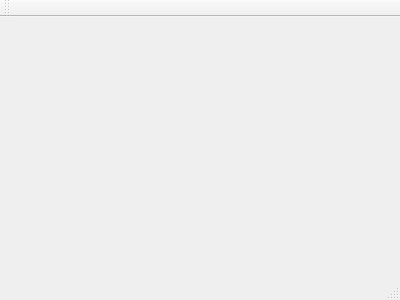
Qt form mainwindow.ui (alexshtf/MachineLearningCourseProject) before a commit.
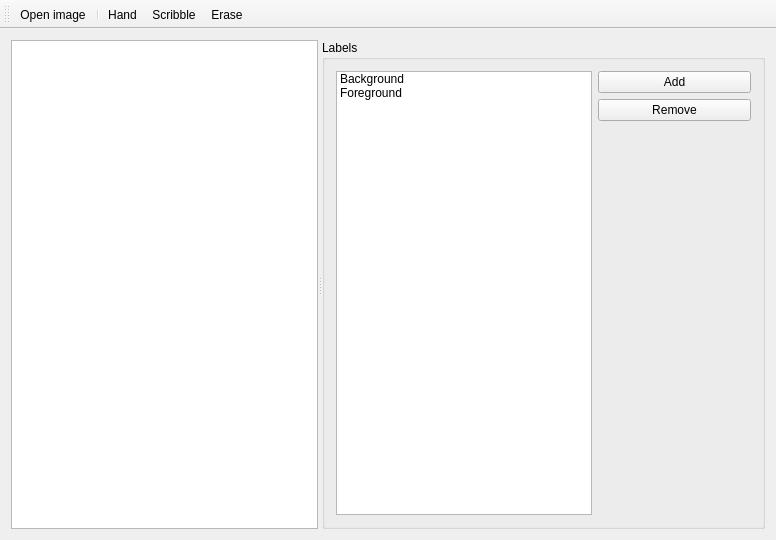
The same form after that commit.

Commit message:
Wrote basic UI
* Scribble, Erase and Hand tools
* List of labels
* Open image dialog.

```diff
--- a/mainwindow.ui
+++ b/mainwindow.ui
@@ -1,24 +1,177 @@
 <ui version="4.0">
  <class>MainWindow</class>
- <widget class="QMainWindow" name="MainWindow" >
-  <property name="geometry" >
+ <widget class="QMainWindow" name="MainWindow">
+  <property name="geometry">
    <rect>
     <x>0</x>
     <y>0</y>
-    <width>400</width>
-    <height>300</height>
+    <width>776</width>
+    <height>540</height>
    </rect>
   </property>
   <property name="windowTitle" >
    <string>MainWindow</string>
   </property>
-  <widget class="QMenuBar" name="menuBar" />
-  <widget class="QToolBar" name="mainToolBar" />
-  <widget class="QWidget" name="centralWidget" />
-  <widget class="QStatusBar" name="statusBar" />
+  <widget class="QWidget" name="centralWidget">
+   <layout class="QHBoxLayout" name="horizontalLayout_2">
+    <item>
+     <widget class="QSplitter" name="splitter">
+      <property name="orientation">
+       <enum>Qt::Horizontal</enum>
+      </property>
+      <widget class="QGraphicsView" name="graphicsView">
+       <property name="sizePolicy">
+        <sizepolicy hsizetype="Expanding" vsizetype="Expanding">
+         <horstretch>0</horstretch>
+         <verstretch>0</verstretch>
+        </sizepolicy>
+       </property>
+      </widget>
+      <widget class="QGroupBox" name="groupBox">
+       <property name="sizePolicy">
+        <sizepolicy hsizetype="Maximum" vsizetype="Expanding">
+         <horstretch>0</horstretch>
+         <verstretch>0</verstretch>
+        </sizepolicy>
+       </property>
+       <property name="title">
+        <string>Labels</string>
+       </property>
+       <layout class="QHBoxLayout" name="horizontalLayout">
+        <item>
+         <widget class="QListWidget" name="listWidget">
+          <property name="sizePolicy">
+           <sizepolicy hsizetype="Preferred" vsizetype="Expanding">
+            <horstretch>0</horstretch>
+            <verstretch>0</verstretch>
+           </sizepolicy>
+          </property>
+          <item>
+           <property name="text">
+            <string>Background</string>
+           </property>
+          </item>
+          <item>
+           <property name="text">
+            <string>Foreground</string>
+           </property>
+          </item>
+         </widget>
+        </item>
+        <item>
+         <layout class="QVBoxLayout" name="verticalLayout">
+          <item>
+           <widget class="QPushButton" name="addLabelButton">
+            <property name="sizePolicy">
+             <sizepolicy hsizetype="Preferred" vsizetype="Fixed">
+              <horstretch>0</horstretch>
+              <verstretch>0</verstretch>
+             </sizepolicy>
+            </property>
+            <property name="text">
+             <string>Add</string>
+            </property>
+           </widget>
+          </item>
+          <item>
+           <widget class="QPushButton" name="removeLabelButton">
+            <property name="sizePolicy">
+             <sizepolicy hsizetype="Preferred" vsizetype="Fixed">
+              <horstretch>0</horstretch>
+              <verstretch>0</verstretch>
+             </sizepolicy>
+            </property>
+            <property name="text">
+             <string>Remove</string>
+            </property>
+           </widget>
+          </item>
+          <item>
+           <spacer name="verticalSpacer">
+            <property name="orientation">
+             <enum>Qt::Vertical</enum>
+            </property>
+            <property name="sizeType">
+             <enum>QSizePolicy::Expanding</enum>
+            </property>
+            <property name="sizeHint" stdset="0">
+             <size>
+              <width>20</width>
+              <height>40</height>
+             </size>
+            </property>
+           </spacer>
+          </item>
+         </layout>
+        </item>
+       </layout>
+      </widget>
+     </widget>
+    </item>
+   </layout>
+  </widget>
+  <widget class="QToolBar" name="toolBar">
+   <property name="windowTitle">
+    <string>toolBar</string>
+   </property>
+   <attribute name="toolBarArea">
+    <enum>TopToolBarArea</enum>
+   </attribute>
+   <attribute name="toolBarBreak">
+    <bool>false</bool>
+   </attribute>
+   <addaction name="actionOpenImage"/>
+   <addaction name="separator"/>
+   <addaction name="actionHand"/>
+   <addaction name="actionScribble"/>
+   <addaction name="actionErase"/>
+  </widget>
+  <action name="actionOpenImage">
+   <property name="text">
+    <string>Open image</string>
+   </property>
+   <property name="toolTip">
+    <string>Open image</string>
+   </property>
+   <property name="shortcut">
+    <string>Ctrl+O</string>
+   </property>
+  </action>
+  <action name="actionScribble">
+   <property name="checkable">
+    <bool>true</bool>
+   </property>
+   <property name="text">
+    <string>Scribble</string>
+   </property>
+   <property name="shortcut">
+    <string>Ctrl+S</string>
+   </property>
+  </action>
+  <action name="actionErase">
+   <property name="checkable">
+    <bool>true</bool>
+   </property>
+   <property name="text">
+    <string>Erase</string>
+   </property>
+   <property name="shortcut">
+    <string>Ctrl+E</string>
+   </property>
+  </action>
+  <action name="actionHand">
+   <property name="checkable">
+    <bool>true</bool>
+   </property>
+   <property name="text">
+    <string>Hand</string>
+   </property>
+   <property name="shortcut">
+    <string>Ctrl+H</string>
+   </property>
+  </action>
  </widget>
- <layoutDefault spacing="6" margin="11" />
- <pixmapfunction></pixmapfunction>
+ <layoutdefault spacing="6" margin="11"/>
  <resources/>
  <connections/>
 </ui>
```
Left out of the diff: 3 changed lines with no effect on the pictures. The commit also changes 2 other files.
